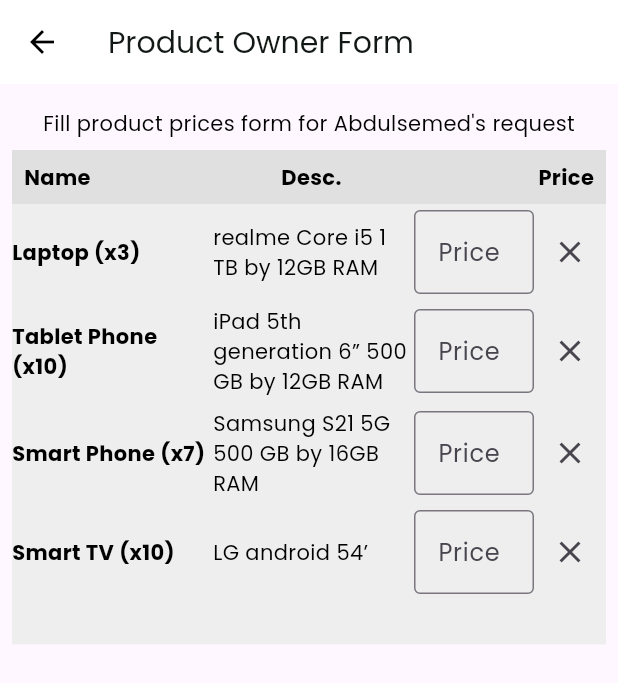
After one commit to AbdulsemedM/Is-Fin, a Flutter app: the ProviderLoanFormScreen screen opened directly, on a phone screen of 412 x 824 dp. The commit adds this screen. Shown: the top 683 px of the screen. Run offline on Flutter 3.47's test engine with Material 3 defaults, Android fonts, the light colour scheme and no system bars; our stand-ins replace custom_sliding_segmented_control, flutter_bloc, salomon_bottom_bar, shared_preferences; missing offline and left inert: flutter_advanced_segment; accounts and stored records are empty.

Commit message:
signup using bloc is done, provider load list and form done

```diff
--- a/lib/features/login/presentation/screen/login_screen.dart
+++ b/lib/features/login/presentation/screen/login_screen.dart
@@ -150,6 +150,7 @@ class _LoginScreenState extends State<LoginScreen> {
                     },
                   ),
                   Row(
+                    mainAxisAlignment: MainAxisAlignment.end,
                     children: [
                       Padding(
                         padding: EdgeInsets.symmetric(vertical: 12.0),
--- a/lib/features/profile/presentation/screens/profile_screen.dart
+++ b/lib/features/profile/presentation/screens/profile_screen.dart
@@ -8,7 +8,7 @@ import 'package:ifb_loan/features/profile/presentation/widgets/custome_list_butt
 import 'package:ifb_loan/features/profile/presentation/widgets/kyc_card_widget.dart';
 import 'package:ifb_loan/features/profile/presentation/widgets/loan_status_card.dart';
 import 'package:ifb_loan/features/profile/presentation/widgets/upper_circular_design.dart';
-import 'package:ifb_loan/features/provider_loan_form/presentation/screen/provider_loan_form.dart';
+import 'package:ifb_loan/features/provider_loan_form/presentation/screen/provider_loan_list_screen.dart';
 
 class ProfileScreen extends StatefulWidget {
   const ProfileScreen({super.key});
@@ -114,7 +114,7 @@ class _ProfileScreenState extends State<ProfileScreen> {
                               context,
                               MaterialPageRoute(
                                   builder: (context) =>
-                                      const ProviderLoanForm()));
+                                      const ProviderLoanListScreen()));
                         },
                   buttonText: loading
                       ? SizedBox(
--- /dev/null
+++ b/lib/features/provider_loan_form/presentation/screen/provider_loan_form_screen.dart
@@ -0,0 +1,56 @@
+import 'package:flutter/material.dart';
+import 'package:flutter/widgets.dart';
+import 'package:ifb_loan/app/utils/app_theme.dart';
+import 'package:ifb_loan/features/provider_loan_form/presentation/widgets/provider_product_price_prompt.dart';
+
+class ProviderLoanFormScreen extends StatefulWidget {
+  const ProviderLoanFormScreen({super.key});
+
+  @override
+  State<ProviderLoanFormScreen> createState() => _ProviderLoanFormScreenState();
+}
+
+class _ProviderLoanFormScreenState extends State<ProviderLoanFormScreen> {
+  final List<Map<String, String>> products = [
+    {'name': 'Laptop (x3)', 'description': 'realme Core i5 1 TB by 12GB RAM'},
+    {
+      'name': 'Tablet Phone (x10)',
+      'description': 'iPad 5th generation 6” 500 GB by 12GB RAM'
+    },
+    {
+      'name': 'Smart Phone (x7)',
+      'description': 'Samsung S21 5G 500 GB by 16GB RAM'
+    },
+    {'name': 'Smart TV (x10)', 'description': 'LG android 54’'},
+  ];
+  @override
+  Widget build(BuildContext context) {
+    return Scaffold(
+      appBar: AppBar(
+        title: Text(
+          "Product Owner Form",
+          style: Theme.of(context).textTheme.displaySmall,
+        ),
+      ),
+      body: SingleChildScrollView(
+        child: Padding(
+          padding: const EdgeInsets.all(8.0),
+          child: Column(
+            children: [
+              Center(
+                  child: Padding(
+                padding: const EdgeInsets.symmetric(vertical: 8.0),
+                child:
+                    Text("Fill product prices form for Abdulsemed's request"),
+              )),
+              SizedBox(
+                  height: ScreenConfig.screenHeight * 0.4,
+                  child: ProductTable(products: products)),
+
+            ],
+          ),
+        ),
+      ),
+    );
+  }
+}
--- /dev/null
+++ b/lib/features/provider_loan_form/presentation/widgets/provider_product_price_prompt.dart
@@ -0,0 +1,100 @@
+import 'package:flutter/material.dart';
+
+class ProductTable extends StatelessWidget {
+  final List<Map<String, String>> products;
+
+  ProductTable({required this.products});
+
+  @override
+  Widget build(BuildContext context) {
+    return Column(
+      children: [
+        // Table headers
+        Container(
+          color: Colors.grey[300],
+          padding: const EdgeInsets.all(8.0),
+          child: Row(
+            children: [
+              Expanded(
+                  child: Text('Name',
+                      style: TextStyle(fontWeight: FontWeight.bold))),
+              Expanded(
+                  child: Text('Desc.',
+                      style: TextStyle(fontWeight: FontWeight.bold))),
+              Text('Price', style: TextStyle(fontWeight: FontWeight.bold)),
+            ],
+          ),
+        ),
+        // List of products
+        Expanded(
+          child: Container(
+            color: Colors.grey[200],
+            child: ListView.builder(
+              itemCount: products.length,
+              itemBuilder: (context, index) {
+                final product = products[index];
+                return ProductRow(
+                  name: product['name'] ?? '',
+                  description: product['description'] ?? '',
+                  onRemove: () {
+                    // Handle product removal
+                  },
+                );
+              },
+            ),
+          ),
+        ),
+      ],
+    );
+  }
+}
+
+class ProductRow extends StatelessWidget {
+  final String name;
+  final String description;
+  final VoidCallback onRemove;
+
+  ProductRow({
+    required this.name,
+    required this.description,
+    required this.onRemove,
+  });
+
+  @override
+  Widget build(BuildContext context) {
+    return Padding(
+      padding: const EdgeInsets.symmetric(vertical: 4.0),
+      child: Row(
+        children: [
+          // Product name and quantity
+          Expanded(
+            child: Text(name, style: TextStyle(fontWeight: FontWeight.bold)),
+          ),
+          // Product description
+          Expanded(
+            child: Text(description),
+          ),
+          // Price text field and delete button
+          Row(
+            children: [
+              Container(
+                width: 80,
+                child: TextField(
+                  decoration: InputDecoration(
+                    border: OutlineInputBorder(),
+                    hintText: 'Price',
+                  ),
+                  keyboardType: TextInputType.number,
+                ),
+              ),
+              IconButton(
+                icon: Icon(Icons.close),
+                onPressed: onRemove,
+              ),
+            ],
+          ),
+        ],
+      ),
+    );
+  }
+}
--- a/lib/providers/api_provider.dart
+++ b/lib/providers/api_provider.dart
@@ -40,6 +40,9 @@ class ApiProvider {
     final headers = await authInterceptor.getHeaders();
 
     try {
+      print("here is the provider");
+      print(body);
+      print(url);
       final response = await http.post(
         url,
         headers: headers,
```
Also changed, not shown: lib/configuration/api_constants.dart (+13 -15 lines), lib/features/provider_loan_form/presentation/screen/provider_loan_list_screen.dart (renamed from lib/features/provider_loan_form/presentation/screen/provider_loan_form.dart, +5 -5 lines), lib/features/provider_loan_form/presentation/widgets/new_applications.dart (+11 -1 lines), lib/features/signup/bloc/signup_bloc.dart (+23 -4 lines), lib/features/signup/bloc/signup_event.dart (+13 -0 lines), lib/features/signup/bloc/signup_state.dart (+14 -0 lines), lib/features/signup/data/data_provider/signup_data_provider.dart (added, +23 -0 lines), lib/features/signup/data/repository/signup_repository.dart (added, +28 -0 lines), lib/features/signup/models/signup_model.dart (added, +92 -0 lines), lib/features/signup/presentation/screen/signup_screen.dart (+64 -18 lines), lib/main.dart (+14 -3 lines), 2 other files.
